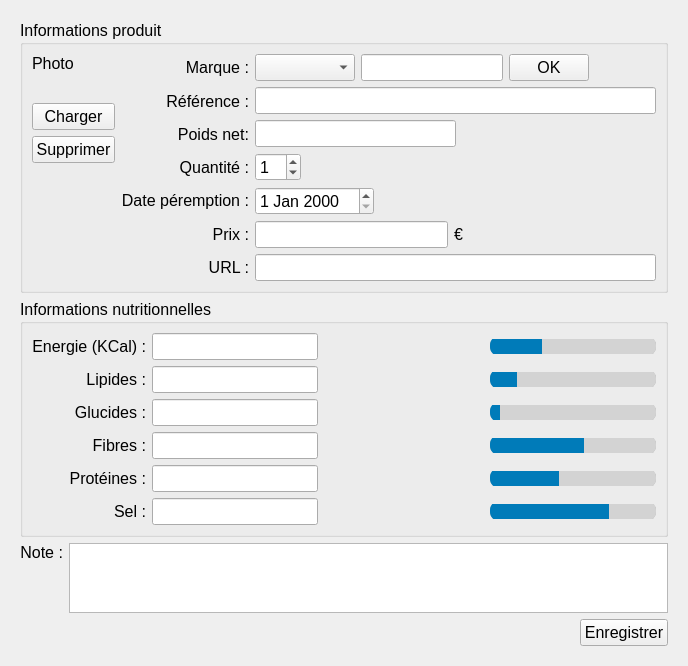
This is Doger/itemwindow.ui in amof/Doger as Qt 5 draws it before an edit. The edited form follows.
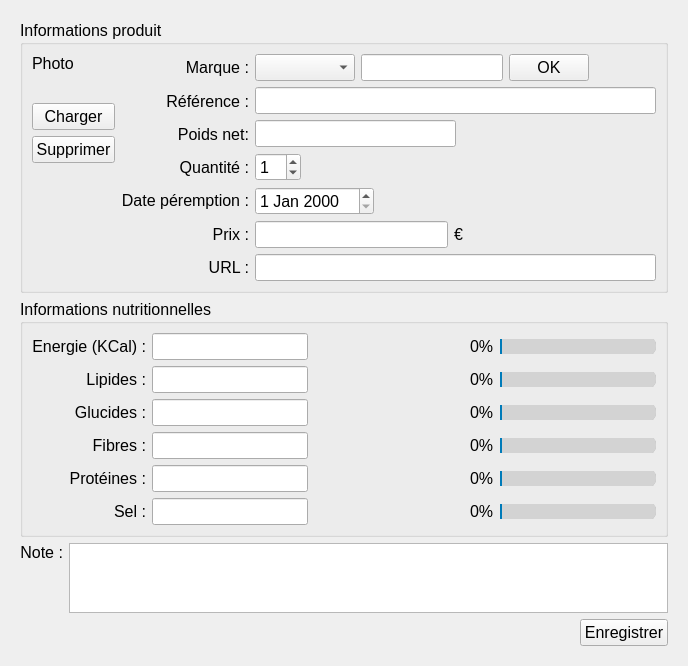
This is the edited form. The open tabs and pages were chosen to show the change.

Commit message: Add the display of a text and slider with % in alimentation

```diff
--- a/Doger/itemwindow.ui
+++ b/Doger/itemwindow.ui
@@ -1265,6 +1265,13 @@
                 </property>
                </spacer>
               </item>
+              <item>
+               <widget class="QLabel" name="l_alim_energy">
+                <property name="text">
+                 <string>0%</string>
+                </property>
+               </widget>
+              </item>
               <item>
                <widget class="QSlider" name="s_alim_energy">
                 <property name="styleSheet">
@@ -1289,11 +1296,14 @@
 border-bottom-left-radius: 9px;
 }</string>
                 </property>
+                <property name="maximum">
+                 <number>100</number>
+                </property>
                 <property name="value">
-                 <number>30</number>
+                 <number>0</number>
                 </property>
                 <property name="sliderPosition">
-                 <number>30</number>
+                 <number>0</number>
                 </property>
                 <property name="tracking">
                  <bool>true</bool>
@@ -1329,6 +1339,13 @@
                 </property>
                </spacer>
               </item>
+              <item>
+               <widget class="QLabel" name="l_alim_fat">
+                <property name="text">
+                 <string>0%</string>
+                </property>
+               </widget>
+              </item>
               <item>
                <widget class="QSlider" name="s_alim_fat">
                 <property name="styleSheet">
@@ -1353,8 +1370,14 @@
 border-bottom-left-radius: 9px;
 }</string>
                 </property>
+                <property name="maximum">
+                 <number>100</number>
+                </property>
+                <property name="value">
+                 <number>0</number>
+                </property>
                 <property name="sliderPosition">
-                 <number>15</number>
+                 <number>0</number>
                 </property>
                 <property name="tracking">
                  <bool>true</bool>
@@ -1390,6 +1413,13 @@
                 </property>
                </spacer>
               </item>
+              <item>
+               <widget class="QLabel" name="l_alim_carbohydrates">
+                <property name="text">
+                 <string>0%</string>
+                </property>
+               </widget>
+              </item>
               <item>
                <widget class="QSlider" name="s_alim_carbohydrates">
                 <property name="styleSheet">
@@ -1414,8 +1444,14 @@
 border-bottom-left-radius: 9px;
 }</string>
                 </property>
+                <property name="maximum">
+                 <number>100</number>
+                </property>
+                <property name="value">
+                 <number>0</number>
+                </property>
                 <property name="sliderPosition">
-                 <number>5</number>
+                 <number>0</number>
                 </property>
                 <property name="tracking">
                  <bool>true</bool>
@@ -1451,6 +1487,13 @@
                 </property>
                </spacer>
               </item>
+              <item>
+               <widget class="QLabel" name="l_alim_fibres">
+                <property name="text">
+                 <string>0%</string>
+                </property>
+               </widget>
+              </item>
               <item>
                <widget class="QSlider" name="s_alim_fibres">
                 <property name="styleSheet">
@@ -1475,8 +1518,14 @@
 border-bottom-left-radius: 9px;
 }</string>
                 </property>
+                <property name="maximum">
+                 <number>100</number>
+                </property>
+                <property name="value">
+                 <number>0</number>
+                </property>
                 <property name="sliderPosition">
-                 <number>55</number>
+                 <number>0</number>
                 </property>
                 <property name="tracking">
                  <bool>true</bool>
@@ -1512,6 +1561,13 @@
                 </property>
                </spacer>
               </item>
+              <item>
+               <widget class="QLabel" name="l_alim_protein">
+                <property name="text">
+                 <string>0%</string>
+                </property>
+               </widget>
+              </item>
               <item>
                <widget class="QSlider" name="s_alim_protein">
                 <property name="styleSheet">
@@ -1536,8 +1592,11 @@
 border-bottom-left-radius: 9px;
 }</string>
                 </property>
+                <property name="maximum">
+                 <number>100</number>
+                </property>
                 <property name="sliderPosition">
-                 <number>40</number>
+                 <number>0</number>
                 </property>
                 <property name="tracking">
                  <bool>true</bool>
@@ -1573,6 +1632,13 @@
                 </property>
                </spacer>
               </item>
+              <item>
+               <widget class="QLabel" name="l_alim_salt">
+                <property name="text">
+                 <string>0%</string>
+                </property>
+               </widget>
+              </item>
               <item>
                <widget class="QSlider" name="s_alim_salt">
                 <property name="styleSheet">
@@ -1597,8 +1663,14 @@
 border-bottom-left-radius: 9px;
 }</string>
                 </property>
+                <property name="maximum">
+                 <number>100</number>
+                </property>
+                <property name="value">
+                 <number>0</number>
+                </property>
                 <property name="sliderPosition">
-                 <number>70</number>
+                 <number>0</number>
                 </property>
                 <property name="tracking">
                  <bool>true</bool>
```
Left out of the diff: 2 changed lines with no effect on the pictures. The commit also changes 2 other files.
